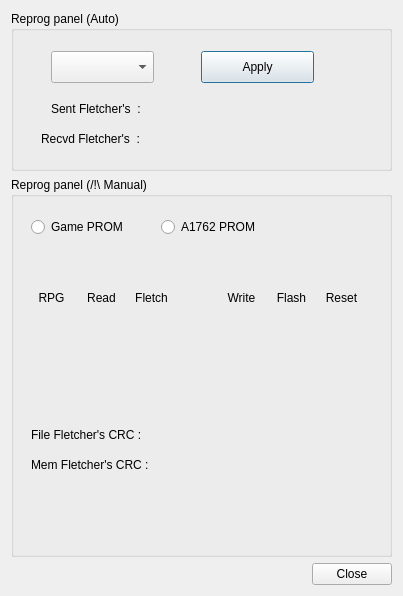
The window that ui/reprog.ui (garzol/wiflip) describes before a commit, drawn with Qt 5.
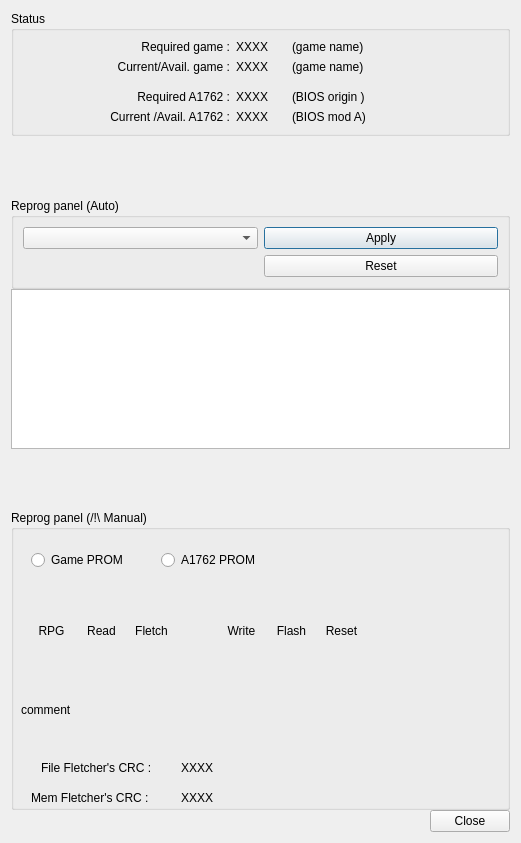
The same window after the commit.

Commit message: Added full reprog by wifi. The only non working game is pokerplus.

Diff of the .ui file:
```diff
--- a/ui/reprog.ui
+++ b/ui/reprog.ui
@@ -6,16 +6,246 @@
    <rect>
     <x>0</x>
     <y>0</y>
-    <width>403</width>
-    <height>596</height>
+    <width>521</width>
+    <height>843</height>
    </rect>
   </property>
   <property name="windowTitle">
    <string>Reprog</string>
   </property>
   <layout class="QVBoxLayout" name="verticalLayout">
+   <property name="spacing">
+    <number>0</number>
+   </property>
+   <item>
+    <widget class="QGroupBox" name="groupBox_3">
+     <property name="sizePolicy">
+      <sizepolicy hsizetype="Preferred" vsizetype="MinimumExpanding">
+       <horstretch>0</horstretch>
+       <verstretch>0</verstretch>
+      </sizepolicy>
+     </property>
+     <property name="title">
+      <string>Status</string>
+     </property>
+     <layout class="QGridLayout" name="gridLayout_2">
+      <item row="3" column="0">
+       <widget class="QLabel" name="label_5">
+        <property name="text">
+         <string>Current/Avail. game :</string>
+        </property>
+        <property name="alignment">
+         <set>Qt::AlignRight|Qt::AlignTrailing|Qt::AlignVCenter</set>
+        </property>
+       </widget>
+      </item>
+      <item row="0" column="2">
+       <widget class="QLabel" name="label_txt_rg">
+        <property name="text">
+         <string>(game name)</string>
+        </property>
+       </widget>
+      </item>
+      <item row="0" column="0">
+       <widget class="QLabel" name="label_6">
+        <property name="text">
+         <string>Required game :</string>
+        </property>
+        <property name="alignment">
+         <set>Qt::AlignRight|Qt::AlignTrailing|Qt::AlignVCenter</set>
+        </property>
+       </widget>
+      </item>
+      <item row="6" column="0">
+       <widget class="QLabel" name="label_4">
+        <property name="text">
+         <string>Current /Avail. A1762 :</string>
+        </property>
+        <property name="alignment">
+         <set>Qt::AlignRight|Qt::AlignTrailing|Qt::AlignVCenter</set>
+        </property>
+       </widget>
+      </item>
+      <item row="5" column="2">
+       <widget class="QLabel" name="label_txt_rr">
+        <property name="text">
+         <string>(BIOS origin )</string>
+        </property>
+       </widget>
+      </item>
+      <item row="6" column="2">
+       <widget class="QLabel" name="label_txt_cr">
+        <property name="text">
+         <string>(BIOS mod A)</string>
+        </property>
+       </widget>
+      </item>
+      <item row="3" column="2">
+       <widget class="QLabel" name="label_txt_cg">
+        <property name="text">
+         <string>(game name)</string>
+        </property>
+       </widget>
+      </item>
+      <item row="0" column="1">
+       <widget class="QLabel" name="label_crc_rg">
+        <property name="sizePolicy">
+         <sizepolicy hsizetype="Minimum" vsizetype="Preferred">
+          <horstretch>0</horstretch>
+          <verstretch>0</verstretch>
+         </sizepolicy>
+        </property>
+        <property name="minimumSize">
+         <size>
+          <width>40</width>
+          <height>0</height>
+         </size>
+        </property>
+        <property name="maximumSize">
+         <size>
+          <width>50</width>
+          <height>16777215</height>
+         </size>
+        </property>
+        <property name="text">
+         <string>XXXX</string>
+        </property>
+        <property name="textInteractionFlags">
+         <set>Qt::LinksAccessibleByMouse|Qt::TextSelectableByKeyboard|Qt::TextSelectableByMouse</set>
+        </property>
+       </widget>
+      </item>
+      <item row="4" column="1">
+       <spacer name="verticalSpacer_2">
+        <property name="orientation">
+         <enum>Qt::Vertical</enum>
+        </property>
+        <property name="sizeHint" stdset="0">
+         <size>
+          <width>20</width>
+          <height>10</height>
+         </size>
+        </property>
+       </spacer>
+      </item>
+      <item row="5" column="1">
+       <widget class="QLabel" name="label_crc_rr">
+        <property name="sizePolicy">
+         <sizepolicy hsizetype="Minimum" vsizetype="Preferred">
+          <horstretch>0</horstretch>
+          <verstretch>0</verstretch>
+         </sizepolicy>
+        </property>
+        <property name="minimumSize">
+         <size>
+          <width>40</width>
+          <height>0</height>
+         </size>
+        </property>
+        <property name="maximumSize">
+         <size>
+          <width>50</width>
+          <height>16777215</height>
+         </size>
+        </property>
+        <property name="text">
+         <string>XXXX</string>
+        </property>
+       </widget>
+      </item>
+      <item row="3" column="1">
+       <widget class="QLabel" name="label_crc_cg">
+        <property name="sizePolicy">
+         <sizepolicy hsizetype="Minimum" vsizetype="Preferred">
+          <horstretch>0</horstretch>
+          <verstretch>0</verstretch>
+         </sizepolicy>
+        </property>
+        <property name="minimumSize">
+         <size>
+          <width>40</width>
+          <height>0</height>
+         </size>
+        </property>
+        <property name="maximumSize">
+         <size>
+          <width>50</width>
+          <height>16777215</height>
+         </size>
+        </property>
+        <property name="text">
+         <string>XXXX</string>
+        </property>
+        <property name="textInteractionFlags">
+         <set>Qt::LinksAccessibleByMouse|Qt::TextSelectableByKeyboard|Qt::TextSelectableByMouse</set>
+        </property>
+       </widget>
+      </item>
+      <item row="5" column="0">
+       <widget class="QLabel" name="label_3">
+        <property name="text">
+         <string>Required A1762 :</string>
+        </property>
+        <property name="alignment">
+         <set>Qt::AlignRight|Qt::AlignTrailing|Qt::AlignVCenter</set>
+        </property>
+       </widget>
+      </item>
+      <item row="6" column="1">
+       <widget class="QLabel" name="label_crc_cr">
+        <property name="sizePolicy">
+         <sizepolicy hsizetype="Minimum" vsizetype="Preferred">
+          <horstretch>0</horstretch>
+          <verstretch>0</verstretch>
+         </sizepolicy>
+        </property>
+        <property name="minimumSize">
+         <size>
+          <width>40</width>
+          <height>0</height>
+         </size>
+        </property>
+        <property name="maximumSize">
+         <size>
+          <width>50</width>
+          <height>16777215</height>
+         </size>
+        </property>
+        <property name="text">
+         <string>XXXX</string>
+        </property>
+       </widget>
+      </item>
+     </layout>
+    </widget>
+   </item>
+   <item>
+    <spacer name="verticalSpacer_3">
+     <property name="orientation">
+      <enum>Qt::Vertical</enum>
+     </property>
+     <property name="sizeHint" stdset="0">
+      <size>
+       <width>20</width>
+       <height>40</height>
+      </size>
+     </property>
+    </spacer>
+   </item>
    <item>
     <widget class="QGroupBox" name="groupBox_2">
+     <property name="sizePolicy">
+      <sizepolicy hsizetype="Preferred" vsizetype="MinimumExpanding">
+       <horstretch>0</horstretch>
+       <verstretch>0</verstretch>
+      </sizepolicy>
+     </property>
+     <property name="minimumSize">
+      <size>
+       <width>0</width>
+       <height>0</height>
+      </size>
+     </property>
      <property name="maximumSize">
       <size>
        <width>16777215</width>
@@ -25,91 +255,70 @@
      <property name="title">
       <string>Reprog panel (Auto)</string>
      </property>
-     <widget class="QComboBox" name="comboBox">
-      <property name="geometry">
-       <rect>
-        <x>40</x>
-        <y>40</y>
-        <width>103</width>
-        <height>32</height>
-       </rect>
-      </property>
-     </widget>
-     <widget class="QPushButton" name="pushButton">
-      <property name="geometry">
-       <rect>
-        <x>190</x>
-        <y>40</y>
-        <width>113</width>
-        <height>32</height>
-       </rect>
-      </property>
-      <property name="text">
-       <string>Apply</string>
-      </property>
-     </widget>
-     <widget class="QLabel" name="label_5">
-      <property name="geometry">
-       <rect>
-        <x>40</x>
-        <y>90</y>
-        <width>121</width>
-        <height>16</height>
-       </rect>
-      </property>
-      <property name="text">
-       <string>Sent Fletcher's  :</string>
-      </property>
-     </widget>
-     <widget class="QLabel" name="label_6">
-      <property name="geometry">
-       <rect>
-        <x>30</x>
-        <y>120</y>
-        <width>121</width>
-        <height>16</height>
-       </rect>
-      </property>
-      <property name="text">
-       <string>Recvd Fletcher's  :</string>
-      </property>
-     </widget>
-     <widget class="QLabel" name="label_crc_ar">
-      <property name="geometry">
-       <rect>
-        <x>150</x>
-        <y>120</y>
-        <width>71</width>
-        <height>16</height>
-       </rect>
-      </property>
-      <property name="text">
-       <string/>
-      </property>
-      <property name="textInteractionFlags">
-       <set>Qt::LinksAccessibleByMouse|Qt::TextSelectableByKeyboard|Qt::TextSelectableByMouse</set>
-      </property>
-     </widget>
-     <widget class="QLabel" name="label_crc_as">
-      <property name="geometry">
-       <rect>
-        <x>150</x>
-        <y>90</y>
-        <width>71</width>
-        <height>16</height>
-       </rect>
-      </property>
-      <property name="text">
-       <string/>
-      </property>
-      <property name="textInteractionFlags">
-       <set>Qt::LinksAccessibleByMouse|Qt::TextSelectableByKeyboard|Qt::TextSelectableByMouse</set>
-      </property>
-     </widget>
+     <layout class="QGridLayout" name="gridLayout">
+      <item row="0" column="0">
+       <widget class="QComboBox" name="comboBox"/>
+      </item>
+      <item row="0" column="1">
+       <widget class="QPushButton" name="pushButton">
+        <property name="text">
+         <string>Apply</string>
+        </property>
+       </widget>
+      </item>
+      <item row="1" column="1">
+       <widget class="QPushButton" name="pushButton_2">
+        <property name="text">
+         <string>Reset</string>
+        </property>
+       </widget>
+      </item>
+     </layout>
     </widget>
    </item>
+   <item>
+    <widget class="QPlainTextEdit" name="plainTextEdit">
+     <property name="sizePolicy">
+      <sizepolicy hsizetype="Expanding" vsizetype="MinimumExpanding">
+       <horstretch>0</horstretch>
+       <verstretch>0</verstretch>
+      </sizepolicy>
+     </property>
+     <property name="maximumSize">
+      <size>
+       <width>16777215</width>
+       <height>160</height>
+      </size>
+     </property>
+    </widget>
+   </item>
+   <item>
+    <spacer name="verticalSpacer">
+     <property name="orientation">
+      <enum>Qt::Vertical</enum>
+     </property>
+     <property name="sizeHint" stdset="0">
+      <size>
+       <width>20</width>
+       <height>40</height>
+      </size>
+     </property>
+    </spacer>
+   </item>
    <item>
     <widget class="QGroupBox" name="groupBox">
+     <property name="sizePolicy">
+      <sizepolicy hsizetype="Expanding" vsizetype="MinimumExpanding">
+       <horstretch>0</horstretch>
+       <verstretch>0</verstretch>
+      </sizepolicy>
+     </property>
+     <property name="minimumSize">
+      <size>
+       <width>0</width>
+       <height>300</height>
+      </size>
+     </property>
      <property name="title">
       <string>Reprog panel (/!\ Manual)</string>
      </property>
@@ -173,7 +382,7 @@
      <widget class="QLabel" name="label">
       <property name="geometry">
        <rect>
-        <x>20</x>
+        <x>30</x>
         <y>250</y>
         <width>121</width>
         <height>16</height>
@@ -186,14 +395,14 @@
      <widget class="QLabel" name="label_crc">
       <property name="geometry">
        <rect>
-        <x>150</x>
+        <x>170</x>
         <y>250</y>
         <width>71</width>
         <height>16</height>
        </rect>
       </property>
       <property name="text">
-       <string/>
+       <string>XXXX</string>
       </property>
       <property name="textInteractionFlags">
        <set>Qt::LinksAccessibleByMouse|Qt::TextSelectableByKeyboard|Qt::TextSelectableByMouse</set>
@@ -209,7 +418,7 @@
        </rect>
       </property>
       <property name="text">
-       <string/>
+       <string>comment</string>
       </property>
       <property name="wordWrap">
        <bool>true</bool>
@@ -306,7 +515,7 @@
        <rect>
         <x>20</x>
         <y>280</y>
-        <width>121</width>
+        <width>141</width>
         <height>16</height>
        </rect>
       </property>
@@ -333,14 +542,14 @@
      <widget class="QLabel" name="label_crc_3">
       <property name="geometry">
        <rect>
-        <x>150</x>
+        <x>170</x>
         <y>280</y>
         <width>71</width>
         <height>16</height>
        </rect>
       </property>
       <property name="text">
-       <string/>
+       <string>XXXX</string>
       </property>
       <property name="textInteractionFlags">
        <set>Qt::LinksAccessibleByMouse|Qt::TextSelectableByKeyboard|Qt::TextSelectableByMouse</set>
```
Left out of the diff: 16 changed lines with no effect on the pictures. The commit also changes 9 other files.
